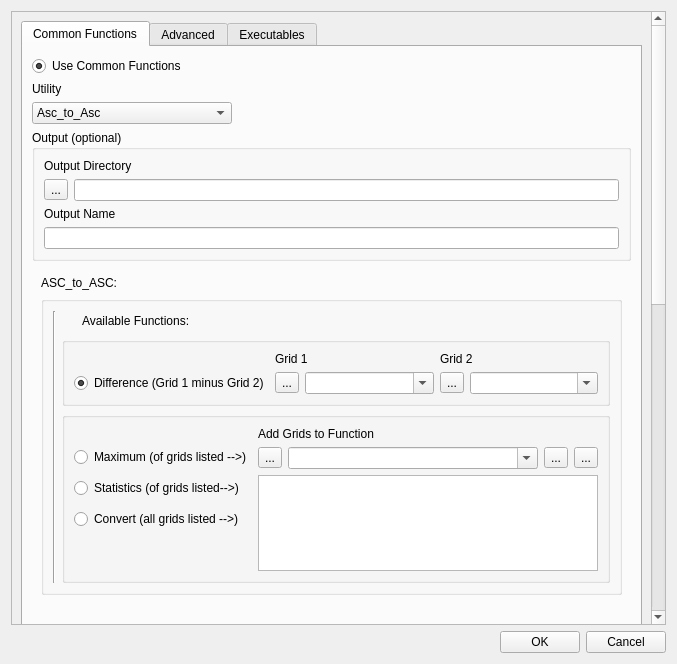
Before: the Qt Designer form tuflow/forms/TUFLOW_utilities.ui in TUFLOW-Support/QGIS-TUFLOW-Plugin, drawn with Qt 5.
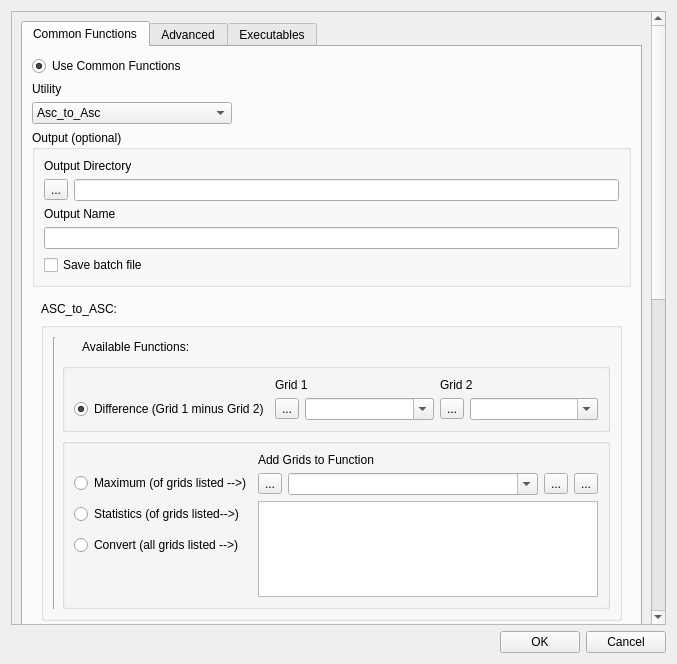
After: the same form once the commit is applied.

```diff
--- a/tuflow/forms/TUFLOW_utilities.ui
+++ b/tuflow/forms/TUFLOW_utilities.ui
@@ -25,7 +25,7 @@
         <x>0</x>
         <y>0</y>
         <width>640</width>
-        <height>1262</height>
+        <height>1285</height>
        </rect>
       </property>
       <layout class="QGridLayout" name="gridLayout_10">
@@ -141,6 +141,13 @@
                     <item>
                      <widget class="QLineEdit" name="leOutputName"/>
                     </item>
+                    <item>
+                     <widget class="QCheckBox" name="cbSaveBatComm">
+                      <property name="text">
+                       <string>Save batch file</string>
+                      </property>
+                     </widget>
+                    </item>
                    </layout>
                   </item>
                  </layout>
```
Left out of the diff: 11 changed lines with no effect on the pictures.
